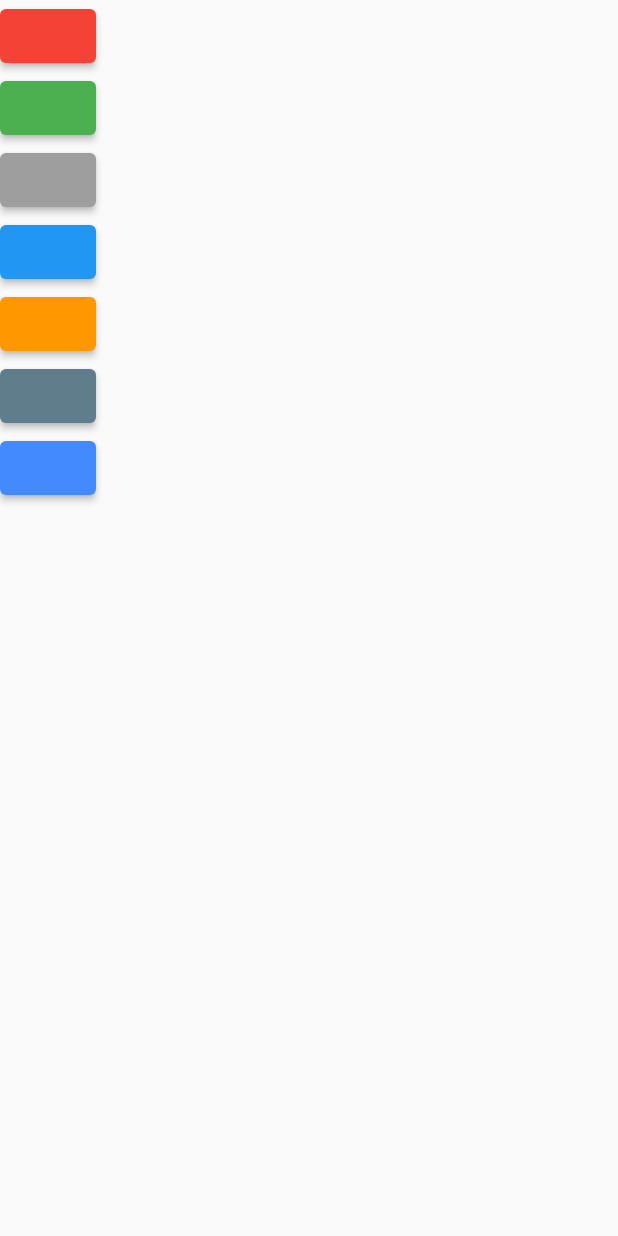
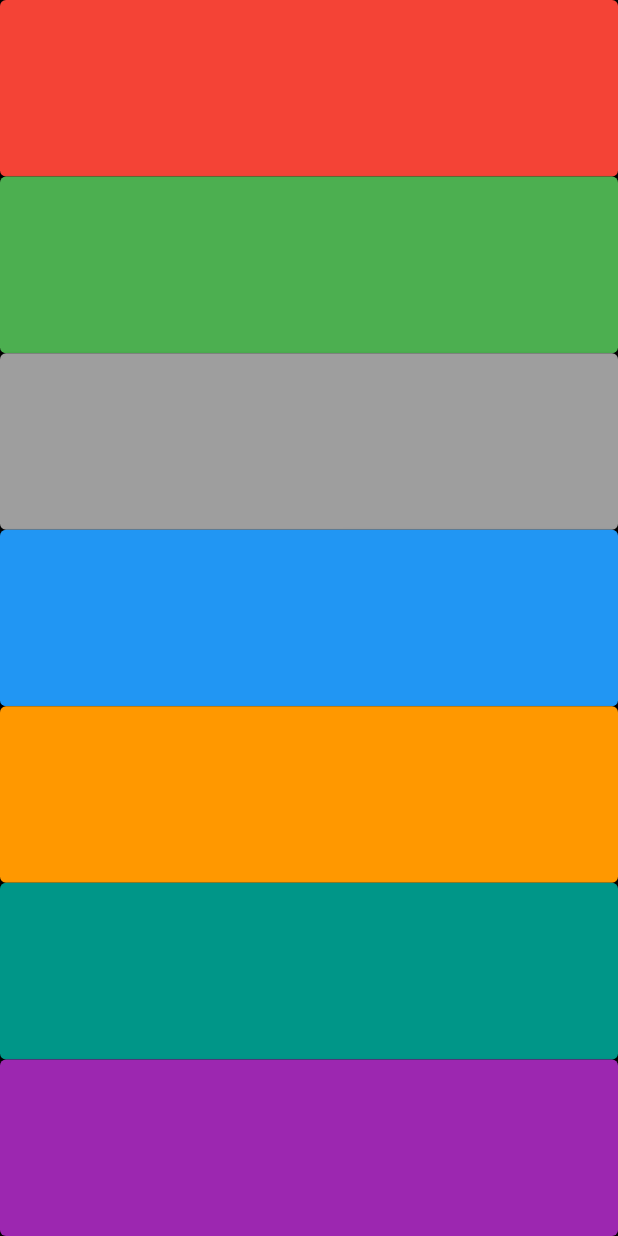
Before and after one commit to FreshhDevv/Xylophone, a Flutter app: the screen it shows after launch, on a phone screen of 412 x 824 dp. Run offline on Flutter 3.47's test engine with Material 2 defaults, Android fonts, the phone set to English and light mode, and no system bars; our stand-ins replace assets_audio_player.

Commit message:
Xylophone complete

```diff
--- a/lib/main.dart
+++ b/lib/main.dart
@@ -12,65 +12,38 @@ void playSound(int soundNumber) {
   );
 }
 
+// Expanded on the buildKey function is a datatype for the Expanded widget
+Expanded buildKey({Color? color, required int soundNumber}) {
+  return Expanded(
+    child: ElevatedButton(
+      style: ElevatedButton.styleFrom(primary: color),
+      onPressed: () {
+        playSound(soundNumber);
+      },
+      child: null,
+    ),
+  );
+}
+
 class XylophoneApp extends StatelessWidget {
   const XylophoneApp({Key? key}) : super(key: key);
   @override
   Widget build(BuildContext context) {
     return MaterialApp(
       home: Scaffold(
+        backgroundColor: Colors.black,
         body: SafeArea(
           // Use TextButton instead of FlatButton
           child: Column(
+            crossAxisAlignment: CrossAxisAlignment.stretch,
             children: [
-              ElevatedButton(
-                style: ElevatedButton.styleFrom(primary: Colors.red),
-                onPressed: () {
-                  playSound(1);
-                },
-                child: null,
-              ),
-              ElevatedButton(
-                style: ElevatedButton.styleFrom(primary: Colors.green),
-                onPressed: () {
-                  playSound(2);
-                },
-                child: null,
-              ),
-              ElevatedButton(
-                style: ElevatedButton.styleFrom(primary: Colors.grey),
-                onPressed: () {
-                  playSound(3);
-                },
-                child: null,
-              ),
-              ElevatedButton(
-                style: ElevatedButton.styleFrom(primary: Colors.blue),
-                onPressed: () {
-                  playSound(4);
-                },
-                child: null,
-              ),
-              ElevatedButton(
-                style: ElevatedButton.styleFrom(primary: Colors.orange),
-                onPressed: () {
-                  playSound(5);
-                },
-                child: null,
-              ),
-              ElevatedButton(
-                style: ElevatedButton.styleFrom(primary: Colors.blueGrey),
-                onPressed: () {
-                  playSound(6);
-                },
-                child: null,
-              ),
-              ElevatedButton(
-                style: ElevatedButton.styleFrom(primary: Colors.blueAccent),
-                onPressed: () {
-                  playSound(7);
-                },
-                child: null,
-              ),
+              buildKey(color: Colors.red, soundNumber: 1),
+              buildKey(color: Colors.green, soundNumber: 2),
+              buildKey(color: Colors.grey, soundNumber: 3),
+              buildKey(color: Colors.blue, soundNumber: 4),
+              buildKey(color: Colors.orange, soundNumber: 5),
+              buildKey(color: Colors.teal, soundNumber: 6),
+              buildKey(color: Colors.purple, soundNumber: 7),
             ],
           ),
         ),
```
